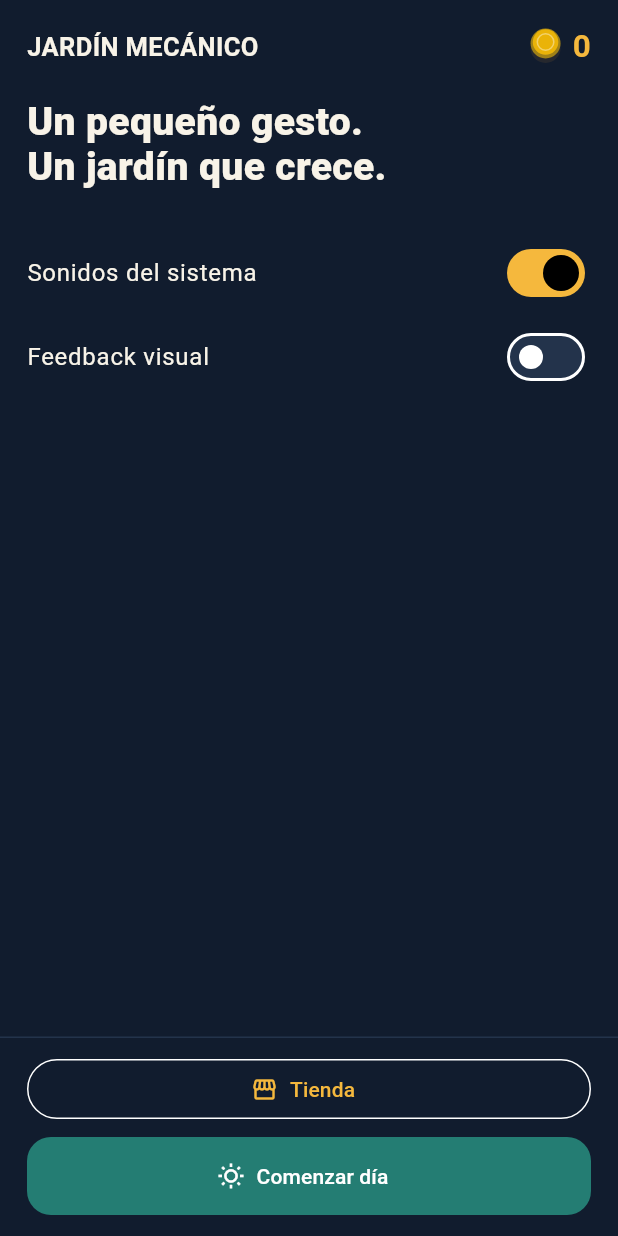
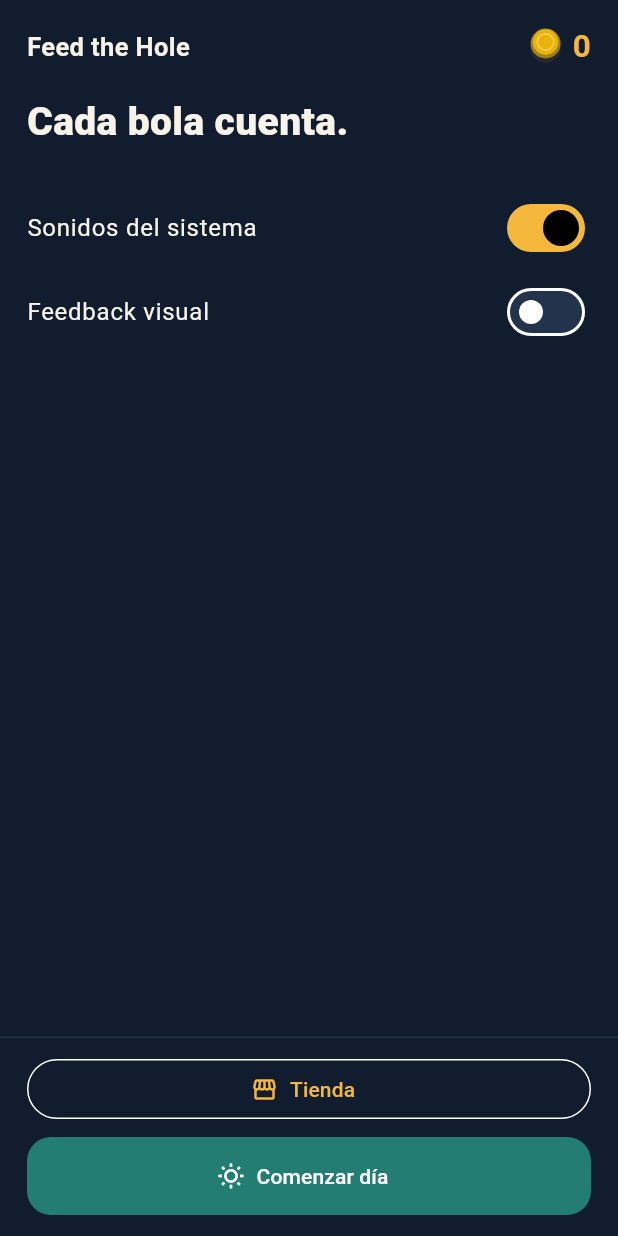
Before and after one commit to migdlp/incremental_hole_game, a Flutter app: the screen it shows after launch, on a phone screen of 412 x 824 dp. Run offline on Flutter 3.47's test engine with Material 3 defaults, Android fonts, the phone set to English and light mode, and no system bars; our stand-ins replace shared_preferences; missing offline and left inert: flame.

Commit message:
feat: rename commercial brand to Feed the Hole (G01)

```diff
--- a/lib/app/game_app.dart
+++ b/lib/app/game_app.dart
@@ -23,7 +23,7 @@ class GardenApp extends StatelessWidget {
   @override
   Widget build(BuildContext context) => MaterialApp(
     debugShowCheckedModeBanner: false,
-    title: 'Jardín mecánico',
+    title: 'Feed the Hole',
     theme: ThemeData(
       brightness: Brightness.dark,
       scaffoldBackgroundColor: ink,
@@ -507,7 +507,7 @@ class NightScreen extends StatelessWidget {
             children: [
               Expanded(
                 child: Text(
-                  last == null ? 'JARDÍN MECÁNICO' : 'Resultados',
+                  last == null ? 'Feed the Hole' : 'Resultados',
                   style: const TextStyle(
                     fontSize: 17,
                     fontWeight: FontWeight.w700,
@@ -535,7 +535,7 @@ class NightScreen extends StatelessWidget {
                 _results()
               else ...[
                 const Text(
-                  'Un pequeño gesto.\nUn jardín que crece.',
+                  'Cada bola cuenta.',
                   style: TextStyle(
                     fontSize: 26,
                     fontWeight: FontWeight.w800,
--- a/lib/main.dart
+++ b/lib/main.dart
@@ -90,7 +90,7 @@ class _BootstrapState extends State<Bootstrap> {
                       mainAxisSize: MainAxisSize.min,
                       children: [
                         const Text(
-                          'No pudimos abrir el jardín',
+                          'No pudimos abrir Feed the Hole',
                           style: TextStyle(fontSize: 24),
                         ),
                         const SizedBox(height: 16),
--- a/pubspec.yaml
+++ b/pubspec.yaml
@@ -1,7 +1,7 @@
 name: incremental_hole_game
-description: Jardín mecánico, un juego incremental de empujar y recoger.
+description: Feed the Hole, un juego incremental de empujar y recoger.
 publish_to: none
-version: 0.6.0+13
+version: 0.6.0+14
 
 environment:
   sdk: '>=3.9.2 <4.0.0'
```
Also changed, not shown: 14 other files.
